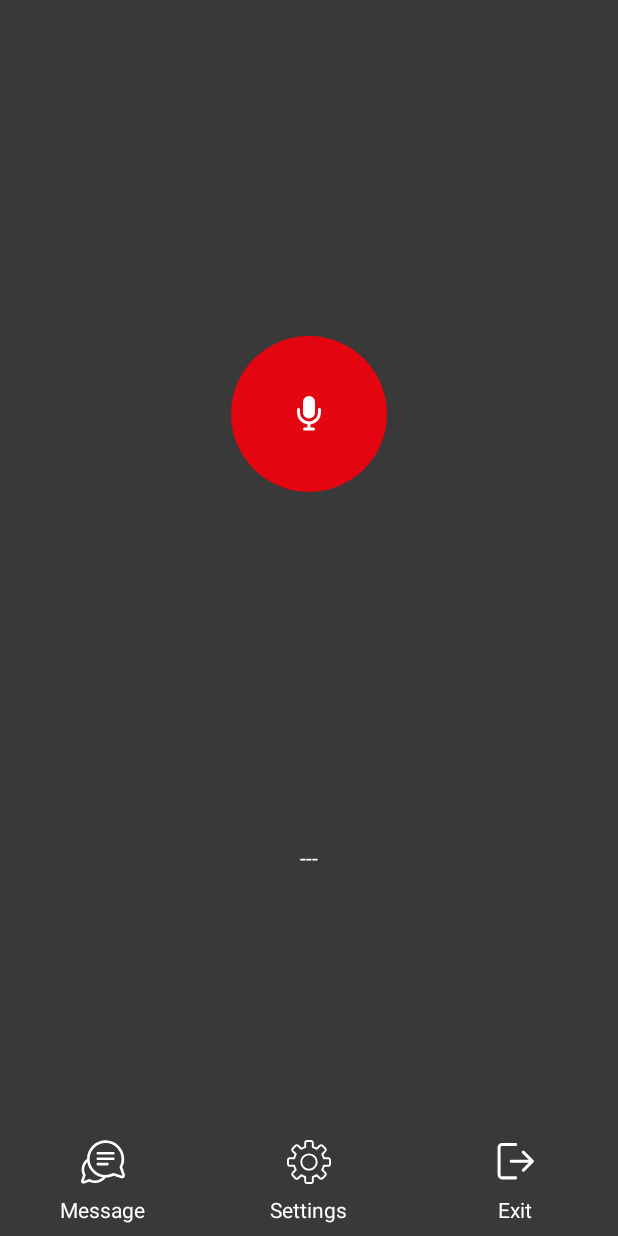
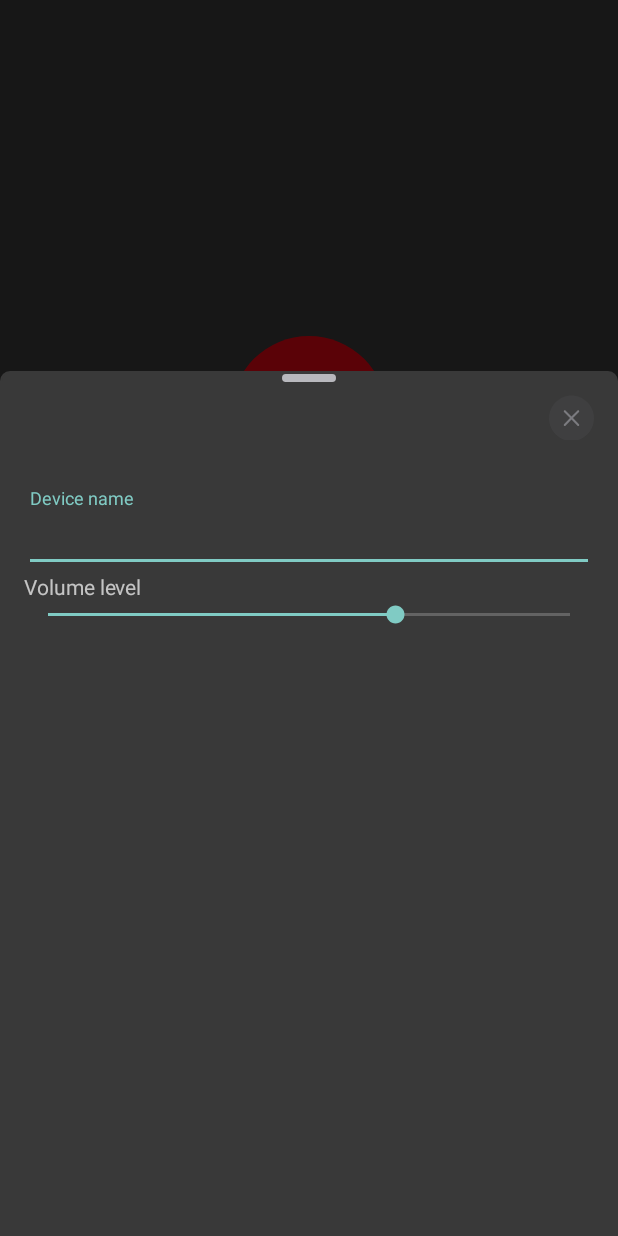
Before and after one commit to devapro/LANwalkieTalkie, an Android app: the screen it shows after launch (MainActivity), after a tap on "Settings", on a phone screen of 412 x 824 dp. Run offline under Robolectric (Android 15) with nearby library versions, the phone set to English and light mode, and no system bars; our stand-ins replace RxJava, Timber; 4 statements that could not run were skipped.

Commit message:
added dialogs

```diff
--- a/app/src/main/java/pro/devapp/walkietalkiek/service/SocketServer.kt
+++ b/app/src/main/java/pro/devapp/walkietalkiek/service/SocketServer.kt
@@ -71,7 +71,7 @@ class SocketServer(
     private fun handleConnection(client: Socket) {
         val hostAddress = client.inetAddress.hostAddress
         var errorCounter = 0
-        val readingFuture = executorService.submit {
+        val readingFuture = executorServiceRead.submit {
             val dataInput = DataInputStream(client.getInputStream())
             val byteArray = ByteArray(8192 * 8)
             Timber.i("Started reading $hostAddress")
@@ -106,10 +106,11 @@ class SocketServer(
                         buf?.let { byteArray ->
                             outputStream.write(byteArray.array())
                             outputStream.flush()
-                            Timber.i("send data to $hostAddress")
+                            Timber.i("send data to $hostAddress remind : ${outputQueueMap[hostAddress]?.size ?: -1}")
                         }
                         errorCounter = 0
                     } catch (e: Exception) {
+                        Timber.w(e)
                         errorCounter++
                         if (errorCounter > 3) {
                             Timber.d("errorCounter $errorCounter")
--- /dev/null
+++ b/app/src/main/java/pro/devapp/walkietalkiek/ui/BaseViewModel.kt
@@ -0,0 +1,6 @@
+package pro.devapp.walkietalkiek.ui
+
+import android.app.Application
+import androidx.lifecycle.AndroidViewModel
+
+open class BaseViewModel(application: Application) : AndroidViewModel(application) {}
--- /dev/null
+++ b/app/src/main/java/pro/devapp/walkietalkiek/ui/FragmentViewBindingDelegate.kt
@@ -0,0 +1,42 @@
+package pro.devapp.walkietalkiek.ui
+
+import android.view.LayoutInflater
+import androidx.fragment.app.Fragment
+import androidx.lifecycle.DefaultLifecycleObserver
+import androidx.lifecycle.Lifecycle
+import androidx.lifecycle.LifecycleOwner
+import androidx.viewbinding.ViewBinding
+import kotlin.properties.ReadOnlyProperty
+import kotlin.reflect.KProperty
+
+class FragmentViewBindingDelegate<T : ViewBinding>(
+    val fragment: Fragment,
+    val viewBindingFactory: (LayoutInflater) -> T
+) : ReadOnlyProperty<Fragment, T> {
+    private var binding: T? = null
+
+    override fun getValue(thisRef: Fragment, property: KProperty<*>): T {
+        val binding = binding
+        if (binding != null) {
+            return binding
+        }
+
+        val lifecycle = fragment.viewLifecycleOwner.lifecycle
+        if (!lifecycle.currentState.isAtLeast(Lifecycle.State.INITIALIZED)) {
+            throw IllegalStateException("Should not attempt to get bindings when Fragment views are destroyed.")
+        }
+
+        lifecycle.addObserver(object : DefaultLifecycleObserver {
+            override fun onDestroy(owner: LifecycleOwner) {
+                this@FragmentViewBindingDelegate.binding = null
+            }
+        })
+
+        return viewBindingFactory(fragment.layoutInflater).also {
+            this@FragmentViewBindingDelegate.binding = it
+        }
+    }
+}
+
+fun <T : ViewBinding> Fragment.viewBinding(viewBindingFactory: (LayoutInflater) -> T) =
+    FragmentViewBindingDelegate(this, viewBindingFactory)
--- a/app/src/main/java/pro/devapp/walkietalkiek/ui/MainActivity.kt
+++ b/app/src/main/java/pro/devapp/walkietalkiek/ui/MainActivity.kt
@@ -13,11 +13,12 @@ import pro.devapp.walkietalkiek.R
 import pro.devapp.walkietalkiek.VoiceRecorder
 import pro.devapp.walkietalkiek.WalkieTalkieApp
 import pro.devapp.walkietalkiek.service.WalkieService
+import pro.devapp.walkietalkiek.ui.dialogs.MessagesDialog
+import pro.devapp.walkietalkiek.ui.dialogs.SettingsDialog
 import pro.devapp.walkietalkiek.ui.widgets.BottomButtons
 import pro.devapp.walkietalkiek.utils.permission.Permission
 import pro.devapp.walkietalkiek.utils.permission.UtilPermission
 import java.nio.ByteBuffer
-import java.util.*
 import java.util.concurrent.TimeUnit
 
 class MainActivity : AppCompatActivity() {
@@ -58,9 +59,11 @@ class MainActivity : AppCompatActivity() {
         findViewById<BottomButtons>(R.id.bottomButtons).buttonsClickSubject.subscribe {
             when (it) {
                 BottomButtons.Buttons.MESSAGES -> {
-                    serviceConnection.serviceInterface?.sendMessage(ByteBuffer.wrap("test ${Date().seconds}".toByteArray()))
+                    MessagesDialog().show(supportFragmentManager, "MessagesDialog")
+                    //serviceConnection.serviceInterface?.sendMessage(ByteBuffer.wrap("test ${Date().seconds}".toByteArray()))
                 }
                 BottomButtons.Buttons.SETTINGS -> {
+                    SettingsDialog().show(supportFragmentManager, "SettingsDialog")
                 }
                 BottomButtons.Buttons.EXIT -> {
                     stopService(serviceIntent)
--- /dev/null
+++ b/app/src/main/java/pro/devapp/walkietalkiek/ui/dialogs/BaseBottomSheetDialog.kt
@@ -0,0 +1,31 @@
+package pro.devapp.walkietalkiek.ui.dialogs
+
+import android.view.View
+import androidx.viewbinding.ViewBinding
+import com.google.android.material.bottomsheet.BottomSheetBehavior
+import com.google.android.material.bottomsheet.BottomSheetDialogFragment
+import pro.devapp.walkietalkiek.R
+import pro.devapp.walkietalkiek.ui.BaseViewModel
+
+abstract class BaseBottomSheetDialog : BottomSheetDialogFragment() {
+
+    protected abstract val screenBinding: ViewBinding
+    protected abstract val viewModel: BaseViewModel
+
+    override fun getTheme(): Int {
+        return R.style.BottomSheetDialog
+    }
+
+
+    private val mBottomSheetBehaviorCallback = object : BottomSheetBehavior.BottomSheetCallback() {
+        override fun onSlide(p0: View, p1: Float) {
+
+        }
+
+        override fun onStateChanged(bottomSheet: View, newState: Int) {
+            if (newState == BottomSheetBehavior.STATE_HIDDEN || newState == BottomSheetBehavior.STATE_COLLAPSED) {
+                dismiss()
+            }
+        }
+    }
+}
--- /dev/null
+++ b/app/src/main/java/pro/devapp/walkietalkiek/ui/dialogs/SettingsDialog.kt
@@ -0,0 +1,32 @@
+package pro.devapp.walkietalkiek.ui.dialogs
+
+import android.os.Bundle
+import android.view.LayoutInflater
+import android.view.View
+import android.view.ViewGroup
+import androidx.fragment.app.viewModels
+import androidx.lifecycle.ViewModel
+import androidx.lifecycle.ViewModelProvider
+import pro.devapp.walkietalkiek.databinding.DialogSettingsBinding
+import pro.devapp.walkietalkiek.ui.viewBinding
+
+class SettingsDialog : BaseBottomSheetDialog() {
+    override val screenBinding by viewBinding(DialogSettingsBinding::inflate)
+    override val viewModel by viewModels<SettingsViewModel>() {
+        object : ViewModelProvider.NewInstanceFactory() {
+            override fun <T : ViewModel?> create(modelClass: Class<T>): T {
+                return SettingsViewModel(
+                    requireActivity().application
+                ) as T
+            }
+        }
+    }
+
+    override fun onCreateView(
+        inflater: LayoutInflater,
+        container: ViewGroup?,
+        savedInstanceState: Bundle?
+    ): View? {
+        return screenBinding.root
+    }
+}
--- /dev/null
+++ b/app/src/main/res/drawable/bg_rounded_rect_white.xml
@@ -0,0 +1,9 @@
+<?xml version="1.0" encoding="utf-8"?>
+<shape xmlns:android="http://schemas.android.com/apk/res/android"
+    android:shape="rectangle">
+    <corners android:radius="6dp" />
+    <stroke
+        android:width="1dp"
+        android:color="@color/colorPrimary" />
+    <solid android:color="@color/colorBlack" />
+</shape>
--- /dev/null
+++ b/app/src/main/res/drawable/ic_close_icon.xml
@@ -0,0 +1,16 @@
+<vector xmlns:android="http://schemas.android.com/apk/res/android"
+    android:width="30dp"
+    android:height="31dp"
+    android:alpha="0.9"
+    android:viewportWidth="30"
+    android:viewportHeight="31">
+    <path
+        android:fillAlpha="0.12"
+        android:fillColor="#767680"
+        android:fillType="evenOdd"
+        android:pathData="M15,31C23.2843,31 30,24.2843 30,16C30,7.7157 23.2843,1 15,1C6.7157,1 0,7.7157 0,16C0,24.2843 6.7157,31 15,31Z" />
+    <path
+        android:fillAlpha="0.6"
+        android:fillColor="#B1B1B8"
+        android:pathData="M10.0078,19.875C9.7422,20.1406 9.7344,20.5938 10.0078,20.8672C10.2734,21.1406 10.7344,21.1328 11,20.8672L15,16.8594L19.0078,20.8672C19.2734,21.1328 19.7266,21.1406 19.9922,20.8672C20.2734,20.5938 20.2656,20.1406 19.9922,19.875L15.9922,15.8672L19.9922,11.8672C20.2656,11.6016 20.2734,11.1406 19.9922,10.875C19.7266,10.6016 19.2734,10.6094 19.0078,10.875L15,14.8828L11,10.875C10.7344,10.6094 10.2734,10.6016 10.0078,10.875C9.7344,11.1406 9.7422,11.6016 10.0078,11.8672L14.0156,15.8672L10.0078,19.875Z" />
+</vector>
--- /dev/null
+++ b/app/src/main/res/drawable/ic_dialog_line.xml
@@ -0,0 +1,10 @@
+<vector xmlns:android="http://schemas.android.com/apk/res/android"
+    android:width="36dp"
+    android:height="5dp"
+    android:alpha="0.9"
+    android:viewportWidth="36"
+    android:viewportHeight="5">
+    <path
+        android:fillColor="#C7C7CC"
+        android:pathData="M2.5,0L33.5,0A2.5,2.5 0,0 1,36 2.5L36,2.5A2.5,2.5 0,0 1,33.5 5L2.5,5A2.5,2.5 0,0 1,0 2.5L0,2.5A2.5,2.5 0,0 1,2.5 0z" />
+</vector>
--- /dev/null
+++ b/app/src/main/res/layout/dialog_settings.xml
@@ -0,0 +1,100 @@
+<?xml version="1.0" encoding="utf-8"?>
+<FrameLayout xmlns:android="http://schemas.android.com/apk/res/android"
+    xmlns:app="http://schemas.android.com/apk/res-auto"
+    android:layout_width="match_parent"
+    android:layout_height="wrap_content"
+    android:layout_marginBottom="-32dp"
+    android:background="@android:color/transparent"
+    android:backgroundTint="@android:color/transparent"
+    android:paddingTop="16dp">
+
+    <androidx.constraintlayout.widget.ConstraintLayout
+        android:layout_width="match_parent"
+        android:layout_height="match_parent">
+
+        <View
+            android:id="@+id/bg1"
+            android:layout_width="match_parent"
+            android:layout_height="20dp"
+            android:background="@drawable/bg_rounded_rect_white"
+            app:layout_constraintEnd_toEndOf="parent"
+            app:layout_constraintStart_toStartOf="parent"
+            app:layout_constraintTop_toTopOf="parent" />
+
+        <View
+            android:id="@+id/bg2"
+            android:layout_width="match_parent"
+            android:layout_height="match_parent"
+            android:layout_marginTop="10dp"
+            android:background="@color/colorBlack"
+            app:layout_constraintBottom_toBottomOf="parent"
+            app:layout_constraintEnd_toEndOf="parent"
+            app:layout_constraintStart_toStartOf="parent"
+            app:layout_constraintTop_toTopOf="parent" />
+
+        <ImageView
+            android:id="@+id/dialogLine"
+            android:layout_width="wrap_content"
+            android:layout_height="wrap_content"
+            android:layout_marginTop="2dp"
+            app:layout_constraintEnd_toEndOf="parent"
+            app:layout_constraintStart_toStartOf="parent"
+            app:layout_constraintTop_toTopOf="parent"
+            app:srcCompat="@drawable/ic_dialog_line" />
+
+        <ImageButton
+            android:id="@+id/closeButton"
+            android:layout_width="30dp"
+            android:layout_height="30dp"
+            android:layout_marginTop="16dp"
+            android:layout_marginEnd="16dp"
+            android:background="?attr/selectableItemBackgroundBorderless"
+            app:layout_constraintEnd_toEndOf="parent"
+            app:layout_constraintTop_toTopOf="parent"
+            app:srcCompat="@drawable/ic_close_icon" />
+
+        <ScrollView
+            android:id="@+id/scroll"
+            android:layout_width="match_parent"
+            android:layout_height="0dp"
+            android:layout_marginTop="16dp"
+            app:layout_constraintBottom_toBottomOf="parent"
+            app:layout_constraintEnd_toEndOf="parent"
+            app:layout_constraintStart_toStartOf="parent"
+            app:layout_constraintTop_toBottomOf="@+id/closeButton">
+
+            <LinearLayout
+                android:layout_width="match_parent"
+                android:layout_height="wrap_content"
+                android:orientation="vertical"
+                android:padding="16dp">
+
+                <com.google.android.material.textfield.TextInputLayout
+                    android:layout_width="match_parent"
+                    android:layout_height="wrap_content"
+                    android:labelFor="@+id/name">
+
+                    <com.google.android.material.textfield.TextInputEditText
+                        android:id="@+id/name"
+                        android:layout_width="match_parent"
+                        android:layout_height="wrap_content"
+                        android:hint="@string/device_name" />
+                </com.google.android.material.textfield.TextInputLayout>
+
+                <TextView
+                    android:layout_width="match_parent"
+                    android:layout_height="wrap_content"
+                    android:text="@string/volume_level" />
+
+                <SeekBar
+                    android:id="@+id/volume"
+                    android:layout_width="match_parent"
+                    android:layout_height="wrap_content"
+                    android:max="100"
+                    android:min="10"
+                    android:progress="70" />
+            </LinearLayout>
+        </ScrollView>
+    </androidx.constraintlayout.widget.ConstraintLayout>
+
+</FrameLayout>
--- a/app/src/main/res/values/strings.xml
+++ b/app/src/main/res/values/strings.xml
@@ -1,3 +1,5 @@
 <resources>
     <string name="app_name">WalkieTalkieK</string>
+    <string name="device_name">Device name</string>
+    <string name="volume_level">Volume level</string>
 </resources>
--- a/app/src/main/res/values/styles.xml
+++ b/app/src/main/res/values/styles.xml
@@ -7,4 +7,12 @@
         <item name="colorAccent">@color/colorAccent</item>
     </style>
 
+    <style name="BottomSheetDialog" parent="Theme.Design.BottomSheetDialog">
+        <item name="bottomSheetStyle">@style/BgBottomSheetStyle</item>
+    </style>
+
+    <style name="BgBottomSheetStyle" parent="Widget.Design.BottomSheet.Modal">
+        <item name="android:background">@android:color/transparent</item>
+    </style>
+
 </resources>
--- a/build.gradle
+++ b/build.gradle
@@ -1,6 +1,8 @@
 // Top-level build file where you can add configuration options common to all sub-projects/modules.
 buildscript {
     ext.kotlin_version = "1.3.72"
+    ext.lifecycle_version = '2.2.0'
+    ext.multidex_version = '2.0.1'
     repositories {
         google()
         jcenter()
```
Also changed, not shown: app/build.gradle (+21 -1 lines), app/src/main/java/pro/devapp/walkietalkiek/ui/dialogs/MessagesDialog.kt (added, +32 -0 lines), app/src/main/java/pro/devapp/walkietalkiek/ui/dialogs/MessagesViewModel.kt (added, +7 -0 lines), app/src/main/java/pro/devapp/walkietalkiek/ui/dialogs/SettingsViewModel.kt (added, +7 -0 lines), app/src/main/res/layout/dialog_messages.xml (added, +76 -0 lines).
